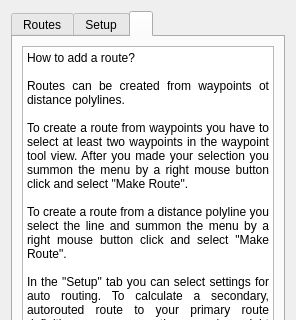
First picture: the form in src/IRouteToolWidget.ui, repository ntruchsess/QLandkarteGT, before the edit; both pictures show x 0 to 296 and y 0 to 320 of the 296 by 669 pixel window.
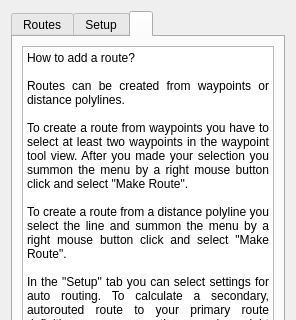
Second picture: the form after the edit. The open tabs and pages were chosen to show the change.

What changed in the file:
```diff
--- a/src/IRouteToolWidget.ui
+++ b/src/IRouteToolWidget.ui
@@ -103,15 +103,18 @@
 &lt;html&gt;&lt;head&gt;&lt;meta name=&quot;qrichtext&quot; content=&quot;1&quot; /&gt;&lt;style type=&quot;text/css&quot;&gt;
 p, li { white-space: pre-wrap; }
 &lt;/style&gt;&lt;/head&gt;&lt;body style=&quot; font-family:'Sans Serif'; font-size:9pt; font-weight:400; font-style:normal;&quot;&gt;
+&lt;table border=&quot;0&quot; style=&quot;-qt-table-type: root; margin-top:4px; margin-bottom:4px; margin-left:4px; margin-right:4px;&quot;&gt;
+&lt;tr&gt;
+&lt;td style=&quot;border: none;&quot;&gt;
 &lt;p align=&quot;justify&quot; style=&quot; margin-top:0px; margin-bottom:0px; margin-left:0px; margin-right:0px; -qt-block-indent:0; text-indent:0px;&quot;&gt;How to add a route?&lt;/p&gt;
 &lt;p align=&quot;justify&quot; style=&quot;-qt-paragraph-type:empty; margin-top:0px; margin-bottom:0px; margin-left:0px; margin-right:0px; -qt-block-indent:0; text-indent:0px;&quot;&gt;&lt;/p&gt;
-&lt;p align=&quot;justify&quot; style=&quot; margin-top:0px; margin-bottom:0px; margin-left:0px; margin-right:0px; -qt-block-indent:0; text-indent:0px;&quot;&gt;Routes can be created from waypoints ot distance polylines. &lt;/p&gt;
+&lt;p align=&quot;justify&quot; style=&quot; margin-top:0px; margin-bottom:0px; margin-left:0px; margin-right:0px; -qt-block-indent:0; text-indent:0px;&quot;&gt;Routes can be created from waypoints or distance polylines. &lt;/p&gt;
 &lt;p align=&quot;justify&quot; style=&quot;-qt-paragraph-type:empty; margin-top:0px; margin-bottom:0px; margin-left:0px; margin-right:0px; -qt-block-indent:0; text-indent:0px;&quot;&gt;&lt;/p&gt;
 &lt;p align=&quot;justify&quot; style=&quot; margin-top:0px; margin-bottom:0px; margin-left:0px; margin-right:0px; -qt-block-indent:0; text-indent:0px;&quot;&gt;To create a route from waypoints you have to select at least two waypoints in the waypoint tool view. After you made your selection you summon the menu by a right mouse button click and select &amp;quot;Make Route&amp;quot;. &lt;/p&gt;
 &lt;p align=&quot;justify&quot; style=&quot;-qt-paragraph-type:empty; margin-top:0px; margin-bottom:0px; margin-left:0px; margin-right:0px; -qt-block-indent:0; text-indent:0px;&quot;&gt;&lt;/p&gt;
 &lt;p align=&quot;justify&quot; style=&quot; margin-top:0px; margin-bottom:0px; margin-left:0px; margin-right:0px; -qt-block-indent:0; text-indent:0px;&quot;&gt;To create a route from a distance polyline you select the line and summon the menu by a right mouse button click and select &amp;quot;Make Route&amp;quot;.&lt;/p&gt;
 &lt;p align=&quot;justify&quot; style=&quot;-qt-paragraph-type:empty; margin-top:0px; margin-bottom:0px; margin-left:0px; margin-right:0px; -qt-block-indent:0; text-indent:0px;&quot;&gt;&lt;/p&gt;
-&lt;p align=&quot;justify&quot; style=&quot; margin-top:0px; margin-bottom:0px; margin-left:0px; margin-right:0px; -qt-block-indent:0; text-indent:0px;&quot;&gt;In the &amp;quot;Setup&amp;quot; tab you can select settings for auto routing. To calculate a secondary, autorouted route to your primary route definition you  summon the menu by a right mouse button click and select &amp;quot;Calc. route&amp;quot;.&lt;/p&gt;&lt;/body&gt;&lt;/html&gt;</string>
+&lt;p align=&quot;justify&quot; style=&quot; margin-top:0px; margin-bottom:0px; margin-left:0px; margin-right:0px; -qt-block-indent:0; text-indent:0px;&quot;&gt;In the &amp;quot;Setup&amp;quot; tab you can select settings for auto routing. To calculate a secondary, autorouted route to your primary route definition you  summon the menu by a right mouse button click and select &amp;quot;Calc. route&amp;quot;.&lt;/p&gt;&lt;/td&gt;&lt;/tr&gt;&lt;/table&gt;&lt;/body&gt;&lt;/html&gt;</string>
          </property>
         </widget>
        </item>
```
